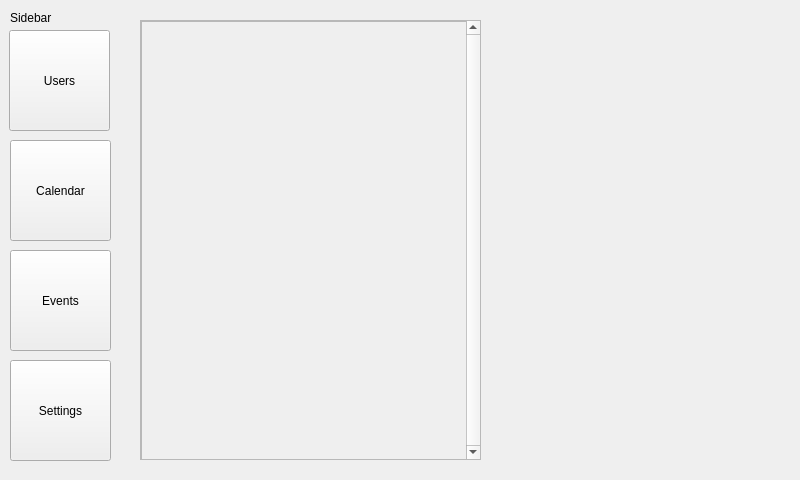
Before: the Qt Designer form client/decan-pyqt/views/resources/ui_files/main_view.ui in sebastiannoenning/decan, drawn with Qt 5.
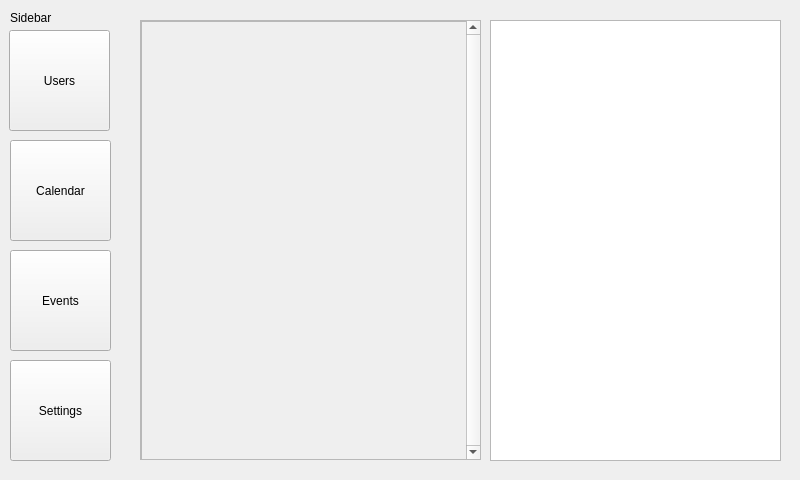
After: the same form once the commit is applied. The open tabs and pages were chosen to show the change. Custom widgets are drawn as their Qt base class.

The edit to the form file:
```diff
--- a/client/decan-pyqt/views/resources/ui_files/main_view.ui
+++ b/client/decan-pyqt/views/resources/ui_files/main_view.ui
@@ -449,6 +449,16 @@
         </widget>
        </widget>
       </widget>
+      <widget class="QTableView" name="tableView">
+       <property name="geometry">
+        <rect>
+         <x>360</x>
+         <y>10</y>
+         <width>291</width>
+         <height>441</height>
+        </rect>
+       </property>
+      </widget>
      </widget>
      <widget class="QWidget" name="page_set"/>
     </widget>
```
